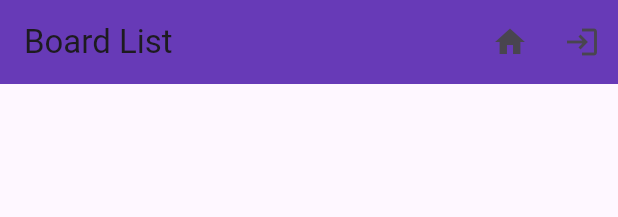
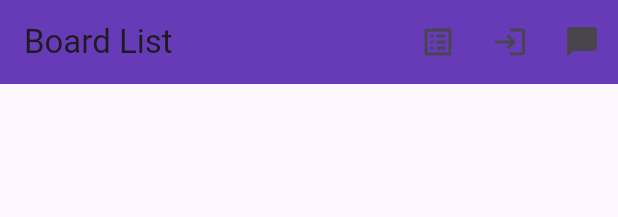
Before and after one commit to silenc3502/flutter_ddd_test, a Flutter app: what provideBoardListPage() shows on an empty page, opened directly, on a phone screen of 412 x 824 dp. Shown: the top 217 px of the screen. Run offline on Flutter 3.47's test engine with Material 3 defaults, Android fonts, the phone set to English and light mode, and no system bars; our stand-ins replace flutter_dotenv, flutter_secure_storage; missing offline and left inert: kakao_flutter_sdk; accounts and stored records are empty; network calls fail.

Commit message:
feat: success to request simple chat

```diff
--- a/lib/board/board_module.dart
+++ b/lib/board/board_module.dart
@@ -3,6 +3,7 @@ import 'package:provider/provider.dart';
 import 'package:flutter_dotenv/flutter_dotenv.dart';
 
 import '../config/base_url_provider.dart';
+import 'domain/usecases/create_board_usecase_impl.dart';
 import 'presentation/ui/board_list_page.dart';
 import 'presentation/providers/board_providers.dart';
 import 'infrastructure/data_sources/board_remote_data_source.dart';
@@ -27,9 +28,14 @@ class BoardModule {
         ProxyProvider<BoardRepositoryImpl, ListBoardsUseCaseImpl>(
           update: (_, repository, __) => ListBoardsUseCaseImpl(repository),
         ),
+        // CreateBoardUseCaseImpl을 먼저 추가합니다.
+        ProxyProvider<BoardRepositoryImpl, CreateBoardUseCaseImpl>(
+          update: (_, repository, __) => CreateBoardUseCaseImpl(repository),
+        ),
         ChangeNotifierProvider<BoardProvider>(
           create: (context) => BoardProvider(
             listBoardsUseCase: context.read<ListBoardsUseCaseImpl>(),
+            createBoardUseCase: context.read<CreateBoardUseCaseImpl>(),
           ),
         ),
       ],
--- /dev/null
+++ b/lib/board/domain/usecases/create_board_usecase.dart
@@ -0,0 +1,5 @@
+import '../entity/board.dart';
+
+abstract class CreateBoardUseCase {
+  Future<Board> execute(String title, String content, String userToken);
+}
--- /dev/null
+++ b/lib/board/domain/usecases/create_board_usecase_impl.dart
@@ -0,0 +1,18 @@
+import '../../infrastructure/repository/board_repository.dart';
+import '../entity/board.dart';
+import 'create_board_usecase.dart';
+
+class CreateBoardUseCaseImpl implements CreateBoardUseCase {
+  final BoardRepository repository;
+
+  CreateBoardUseCaseImpl(this.repository);
+
+  @override
+  Future<Board> execute(String title, String content, String userToken) async {
+    try {
+      return await repository.createBoard(title, content, userToken);
+    } catch (e) {
+      throw Exception('Error executing createBoard use case: $e');
+    }
+  }
+}
--- a/lib/board/infrastructure/repository/board_repository.dart
+++ b/lib/board/infrastructure/repository/board_repository.dart
@@ -1,8 +1,9 @@
+import '../../domain/entity/board.dart';
 import '../../domain/responses/board_list_response.dart';
 
 abstract class BoardRepository {
   Future<BoardListResponse> listBoards(int page, int perPage);
-  // Future<Board> createBoard(String title, String content, String userId);
+  Future<Board> createBoard(String title, String content, String userToken);
   // Future<Board> getBoard(String id);
   // Future<Board> updateBoard(String id, String title, String content);
   // Future<void> deleteBoard(String id);
--- a/lib/board/infrastructure/repository/board_repository_impl.dart
+++ b/lib/board/infrastructure/repository/board_repository_impl.dart
@@ -18,4 +18,9 @@ class BoardRepositoryImpl implements BoardRepository {
       throw Exception('Error fetching boards: $e');
     }
   }
+
+  @override
+  Future<Board> createBoard(String title, String content, String userToken) {
+    return remoteDataSource.createBoard(title, content, userToken);
+  }
 }
--- a/lib/board/presentation/providers/board_providers.dart
+++ b/lib/board/presentation/providers/board_providers.dart
@@ -1,9 +1,14 @@
 import 'package:flutter/material.dart';
+import 'package:flutter_secure_storage/flutter_secure_storage.dart';
 import '../../domain/entity/board.dart';
+import '../../domain/usecases/create_board_usecase.dart';
 import '../../domain/usecases/list_boards_usecase.dart';
 
 class BoardProvider with ChangeNotifier {
   final ListBoardsUseCase listBoardsUseCase;
+  final CreateBoardUseCase createBoardUseCase;  // CreateBoardUseCase 추가
+  final FlutterSecureStorage _secureStorage = FlutterSecureStorage();
+
   List<Board> boards = [];
   bool isLoading = false;
   String message = '';
@@ -11,7 +16,10 @@ class BoardProvider with ChangeNotifier {
   int totalPages = 0;
   int currentPage = 1;
 
-  BoardProvider({required this.listBoardsUseCase}) {
+  BoardProvider({
+    required this.listBoardsUseCase,
+    required this.createBoardUseCase,  // 생성자에서 전달
+  }) {
     _initBoards();
   }
 
@@ -47,4 +55,30 @@ class BoardProvider with ChangeNotifier {
       await listBoards(page, 6);  // 페이지 변경 시 해당 페이지 데이터를 요청
     }
   }
+
+  // 게시물 생성 메소드 추가
+  Future<void> createBoard(String title, String content) async {
+    isLoading = true;
+    notifyListeners();
+
+    try {
+      final userToken = await _secureStorage.read(key: 'userToken');
+
+      if (userToken == null) {
+        message = '로그인 상태가 아닙니다.';
+        isLoading = false;
+        notifyListeners();
+        return;
+      }
+
+      final board = await createBoardUseCase.execute(title, content, userToken);
+      boards.insert(0, board); // 새 게시물을 목록에 추가 (선두에 추가)
+      message = '게시물이 성공적으로 생성되었습니다.';
+    } catch (e) {
+      message = '게시물 생성에 실패했습니다.';
+    }
+
+    isLoading = false;
+    notifyListeners();
+  }
 }
--- a/lib/board/presentation/ui/board_list_page.dart
+++ b/lib/board/presentation/ui/board_list_page.dart
@@ -1,8 +1,19 @@
+import 'package:flutter/material.dart';
+import 'package:provider/provider.dart';
+import '../../../common_ui/error_message.dart';
+import '../../../common_ui/loading_indicator.dart';
+import '../../../common_ui/custom_app_bar.dart'; // CustomAppBar import
+import '../providers/board_providers.dart';
+import 'component/page_content.dart';
+import 'package:flutter/material.dart';
+import 'board_create_page.dart'; // 게시글 작성 페이지 import
+
 import 'package:flutter/material.dart';
 import 'package:provider/provider.dart';
 import '../../../common_ui/error_message.dart';
 import '../../../common_ui/loading_indicator.dart';
 import '../../../common_ui/app_bar_action.dart'; // 공통 UI import
+import '../../../common_ui/custom_app_bar.dart'; // CustomAppBar import
 import '../providers/board_providers.dart';
 import 'component/page_content.dart';
 
@@ -34,30 +45,7 @@ class _BoardListPageState extends State<BoardListPage> {
 
   @override
   Widget build(BuildContext context) {
-    return Scaffold(
-      appBar: AppBar(
-        title: Text('Board List'),
-        backgroundColor: Colors.deepPurple,
-        elevation: 0,
-        actions: [
-          // 게시판 아이콘
-          AppBarAction(
-            icon: Icons.home,
-            tooltip: 'Home',
-            onPressed: () {
-              Navigator.pop(context); // Home으로 이동
-            },
-          ),
-          // 로그인 아이콘
-          AppBarAction(
-            icon: Icons.login,
-            tooltip: 'Login',
-            onPressed: () {
-              // Login 페이지로 이동
-            },
-          ),
-        ],
-      ),
+    return CustomAppBar(
       body: SafeArea(
         child: Consumer<BoardProvider>(
           builder: (context, boardProvider, child) {
@@ -76,6 +64,7 @@ class _BoardListPageState extends State<BoardListPage> {
           },
         ),
       ),
+      title: 'Board List',
     );
   }
 }
--- /dev/null
+++ b/lib/common_ui/custom_app_bar.dart
@@ -0,0 +1,72 @@
+import 'package:flutter/material.dart';
+import 'package:flutter_dotenv/flutter_dotenv.dart';
+import '../../../common_ui/app_bar_action.dart';
+import '../../../kakao_authentication/kakao_auth_module.dart';
+import '../../../simple_chat/simple_chat_module.dart';
+import '../board/board_module.dart';
+
+class CustomAppBar extends StatelessWidget {
+  final String apiUrl = dotenv.env['API_URL'] ?? '';
+  final String apiKey = dotenv.env['API_KEY'] ?? '';
+
+  final Widget body;
+  final String title;
+
+  CustomAppBar({
+    required this.body,
+    this.title = 'Home',
+  });
+
+  @override
+  Widget build(BuildContext context) {
+    return Scaffold(
+      appBar: AppBar(
+        title: Text(title),
+        backgroundColor: Colors.deepPurple,
+        actions: [
+          // 게시판 아이콘
+          AppBarAction(
+            icon: Icons.list_alt,
+            tooltip: 'Board List',
+            onPressed: () {
+              Navigator.push(
+                context,
+                MaterialPageRoute(
+                  builder: (context) => BoardModule.provideBoardListPage(),
+                ),
+              );
+            },
+          ),
+          // 로그인 아이콘
+          AppBarAction(
+            icon: Icons.login, // 로그인 상태에 따라 아이콘 변경
+            tooltip: 'Login',
+            onPressed: () {
+              Navigator.push(
+                context,
+                MaterialPageRoute(
+                  builder: (context) => KakaoAuthModule.provideKakaoLoginPage(),
+                ),
+              );
+            },
+          ),
+          // Simple Chat 페이지로 이동하는 버튼
+          AppBarAction(
+            icon: Icons.chat_bubble,
+            tooltip: 'Go to Simple Chat',
+            onPressed: () {
+              Navigator.push(
+                context,
+                MaterialPageRoute(
+                  builder: (context) =>
+                      SimpleChatModule.provideSimpleChatPage(apiUrl, apiKey),
+                ),
+              );
+            },
+          ),
+        ],
+      ),
+      body: body,
+    );
+  }
+}
--- a/lib/kakao_authentication/presentation/ui/kakao_login_page.dart
+++ b/lib/kakao_authentication/presentation/ui/kakao_login_page.dart
@@ -1,12 +1,12 @@
 import 'package:flutter/material.dart';
 import 'package:provider/provider.dart';
+import '../../../common_ui/custom_app_bar.dart'; // CustomAppBar import
 import '../providers/kakao_auth_providers.dart';
 
 class KakaoLoginPage extends StatelessWidget {
   @override
   Widget build(BuildContext context) {
-    return Scaffold(
-      appBar: AppBar(title: Text('Kakao Login')),
+    return CustomAppBar(
       body: Consumer<KakaoAuthProvider>(
         builder: (context, provider, child) {
           if (provider.isLoading) {
@@ -60,6 +60,7 @@ class KakaoLoginPage extends StatelessWidget {
           );
         },
       ),
+      title: 'Kakao Login',
     );
   }
 }
--- a/lib/simple_chat/domain/usecases/send_simple_chat_usecase_impl.dart
+++ b/lib/simple_chat/domain/usecases/send_simple_chat_usecase_impl.dart
@@ -8,6 +8,7 @@ class SendSimpleChatUseCaseImpl implements SendSimpleChatUseCase {
 
   @override
   Future<String> execute(String message) {
+    print('Executing use case with message: $message');
     return repository.sendMessage(message);
   }
 }
--- a/lib/simple_chat/infrastructure/repository/simple_chat_repository_impl.dart
+++ b/lib/simple_chat/infrastructure/repository/simple_chat_repository_impl.dart
@@ -15,11 +15,13 @@ class SimpleChatRepositoryImpl implements SimpleChatRepository {
 
   @override
   Future<String> sendMessage(String message) async {
+    print('Repository sending message: $message');
     try {
       final generatedText = await remoteDataSource.fetchGeneratedText(message);
       print('Generated response: $generatedText');
       return generatedText;
     } catch (e) {
+      print('Error: $e');
       throw Exception("Failed to send message: $e");
     }
   }
--- a/lib/simple_chat/presentation/providers/simple_chat_provider.dart
+++ b/lib/simple_chat/presentation/providers/simple_chat_provider.dart
@@ -12,7 +12,9 @@ class SimpleChatProvider with ChangeNotifier {
   }
 
   Future<String> sendMessage(String message) async {
+    print('Sending message: $message');
     final response = await sendSimpleChatUseCase.execute(message);
+    print('Received response: $response');
     notifyListeners();
     return response;
   }
--- a/lib/simple_chat/presentation/ui/simple_chat_page.dart
+++ b/lib/simple_chat/presentation/ui/simple_chat_page.dart
@@ -1,5 +1,6 @@
 import 'package:flutter/material.dart';
 import 'package:provider/provider.dart';
+import '../../domain/usecases/send_simple_chat_usecase_impl.dart';
 import '../providers/simple_chat_provider.dart';
 
 class SimpleChatPage extends StatefulWidget {
@@ -19,7 +20,7 @@ class _SimpleChatPageState extends State<SimpleChatPage> {
       appBar: AppBar(
         title: const Text('Simple Chat'),
       ),
-      body: Padding(
+      body: SingleChildScrollView(  // Add this widget to make the body scrollable
         padding: const EdgeInsets.all(16.0),
         child: Column(
           children: [
--- a/pubspec.yaml
+++ b/pubspec.yaml
@@ -39,6 +39,7 @@ dependencies:
   flutter_dotenv: ^5.2.1
 
   kakao_flutter_sdk: ^1.9.6
+  flutter_secure_storage: ^9.2.4
 
 dev_dependencies:
   flutter_test:
```
Also changed, not shown: lib/board/infrastructure/data_sources/board_remote_data_source.dart (+22 -0 lines), lib/board/presentation/ui/board_create_page.dart (added, +79 -0 lines), lib/home/presentation/ui/home_page.dart (+7 -61 lines), lib/kakao_authentication/presentation/providers/kakao_auth_providers.dart (+18 -0 lines), lib/simple_chat/infrastructure/data_sources/simple_chat_remote_data_source.dart (+9 -1 lines), 1 other file. Lines whose indentation alone changed are shown as unchanged.
